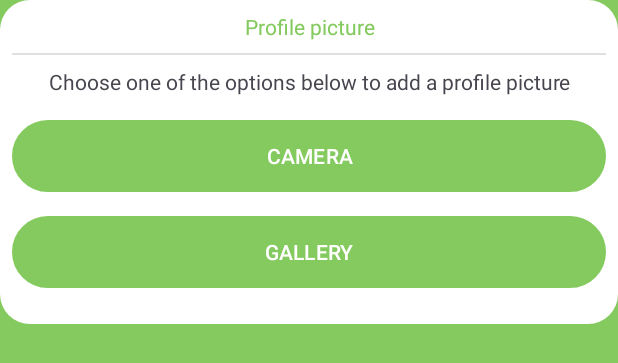
After one commit to LiviaCarv/Digital-Bank, an Android app: the layout layout_bottom_sheet_image_profile.xml on its own in the app's theme, with its tools: preview values and no code run, on a phone screen of 412 x 824 dp. The commit adds this screen. Shown: the top 363 px of the screen. Run offline under Robolectric (Android 15) with nearby library versions, the phone set to English and light mode, and no system bars.

Commit message:
Implemented BottomSheet for selecting image profile update options

```diff
--- a/app/src/main/java/com/project/digitalbank/ui/user_profile/UserProfileFragment.kt
+++ b/app/src/main/java/com/project/digitalbank/ui/user_profile/UserProfileFragment.kt
@@ -21,11 +21,14 @@ import androidx.core.content.FileProvider
 import androidx.core.view.isVisible
 import androidx.fragment.app.Fragment
 import androidx.fragment.app.viewModels
+import com.google.android.material.bottomsheet.BottomSheetDialog
 import com.gun0912.tedpermission.PermissionListener
 import com.gun0912.tedpermission.normal.TedPermission
 import com.project.digitalbank.R
 import com.project.digitalbank.data.model.User
 import com.project.digitalbank.databinding.FragmentUserProfileBinding
+import com.project.digitalbank.databinding.LayoutBottomSheetBinding
+import com.project.digitalbank.databinding.LayoutBottomSheetImageProfileBinding
 import com.project.digitalbank.util.FirebaseHelper
 import com.project.digitalbank.util.StateView
 import com.project.digitalbank.util.hideKeyboard
@@ -63,7 +66,6 @@ class UserProfileFragment : Fragment() {
         initToolBar(binding.toolbar)
         getProfile()
         initListener()
-        checkPermissionCamera()
     }
 
     private fun initListener() {
@@ -72,13 +74,33 @@ class UserProfileFragment : Fragment() {
                 validateData()
             }
         }
+        binding.imgUserIcon.setOnClickListener{
+            showBottomSheet()
+        }
+    }
+
+    private fun showBottomSheet() {
+        val bottomSheetDialog = BottomSheetDialog(requireContext())
+        val binding: LayoutBottomSheetImageProfileBinding =
+            LayoutBottomSheetImageProfileBinding.inflate(layoutInflater, null, false)
+
+        binding.btnOpenCamera.setOnClickListener {
+            checkPermissionCamera()
+            bottomSheetDialog.dismiss()}
+
+        binding.btnOpenGallery.setOnClickListener {
+            checkPermissionGallery()
+            bottomSheetDialog.dismiss()
+        }
+
+        bottomSheetDialog.setContentView(binding.root)
+        bottomSheetDialog.show()
     }
 
     private fun checkPermissionCamera() {
 
         val permissionlistener: PermissionListener = object : PermissionListener {
             override fun onPermissionGranted() {
-                Toast.makeText(requireContext(), "Permission Granted", Toast.LENGTH_SHORT).show()
                 openCamera()
             }
 
@@ -109,7 +131,6 @@ class UserProfileFragment : Fragment() {
 
         val permissionlistener: PermissionListener = object : PermissionListener {
             override fun onPermissionGranted() {
-                Toast.makeText(requireContext(), "Permission Granted", Toast.LENGTH_SHORT).show()
                 openGallery()
             }
 
--- /dev/null
+++ b/app/src/main/res/layout/layout_bottom_sheet_image_profile.xml
@@ -0,0 +1,52 @@
+<?xml version="1.0" encoding="utf-8"?>
+<LinearLayout xmlns:android="http://schemas.android.com/apk/res/android"
+    xmlns:tools="http://schemas.android.com/tools"
+    android:layout_width="match_parent"
+    android:layout_height="wrap_content"
+    xmlns:app="http://schemas.android.com/apk/res-auto"
+    android:background="@drawable/bg_bottom_sheet"
+    android:orientation="vertical"
+    android:padding="@dimen/default_padding">
+
+    <TextView
+        android:id="@+id/txt_title"
+        android:layout_width="match_parent"
+        android:layout_height="wrap_content"
+        android:gravity="center_horizontal"
+        android:textColor="@color/color_default"
+        android:text="@string/profile_picture" />
+
+    <ImageView
+        android:layout_width="match_parent"
+        android:layout_height="1dp"
+        android:layout_marginVertical="@dimen/default_margin"
+        android:background="?actionBarDivider" />
+
+    <TextView
+        android:id="@+id/txt_message"
+        android:layout_width="match_parent"
+        android:layout_height="wrap_content"
+        android:gravity="center_horizontal"
+        android:text="@string/text_select_options_input_image"/>
+
+    <com.google.android.material.button.MaterialButton
+        android:id="@+id/btn_open_camera"
+        app:backgroundTint="@null"
+        android:layout_width="match_parent"
+        android:layout_height="wrap_content"
+        android:layout_marginTop="@dimen/margin_between_elements_16dp"
+        android:textAllCaps="true"
+        android:background="@drawable/background_button"
+        android:text="@string/camera" />
+
+    <com.google.android.material.button.MaterialButton
+        android:id="@+id/btn_open_gallery"
+        app:backgroundTint="@null"
+        android:layout_width="match_parent"
+        android:layout_height="wrap_content"
+        android:layout_marginTop="@dimen/margin_between_elements_16dp"
+        android:textAllCaps="true"
+        android:background="@drawable/background_button"
+        android:layout_marginBottom="@dimen/margin_16dp"
+        android:text="@string/gallery" />
+</LinearLayout>
--- a/app/src/main/res/values/strings.xml
+++ b/app/src/main/res/values/strings.xml
@@ -54,7 +54,9 @@
     <string name="text_message_changes">Please confirm if you want to change your profile information.</string>
     <string name="text_message_camera_permission_denied">We need this permission for capturing images through the camera. Please access the permission settings and enable it.</string>
     <string name="text_message_gallery_permission_denied">We need this permission to get images from your gallery. Please access the permission settings and enable it.</string>
-
+    <string name="text_select_options_input_image">Choose one of the options below to add a profile picture</string>
+    <string name="camera">Camera</string>
+    <string name="gallery">Gallery</string>
 
     <!-- Firebase Authentication Errors -->
     <string name="auth_account_not_registered">Account not registered.</string>
@@ -87,5 +89,7 @@
 
     <!-- Transfer Fragments-->
     <string name="transfer_user_list_title_toolbar">Users</string>
+    <string name="profile_picture">Profile picture</string>
+
 
 </resources>
```
